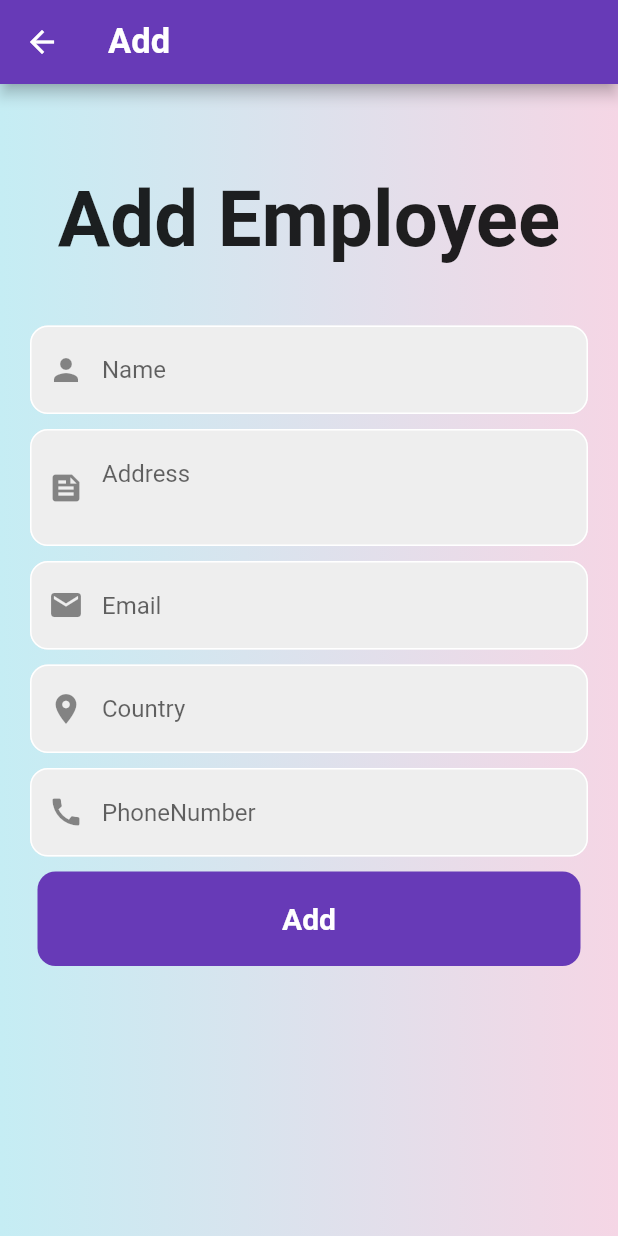
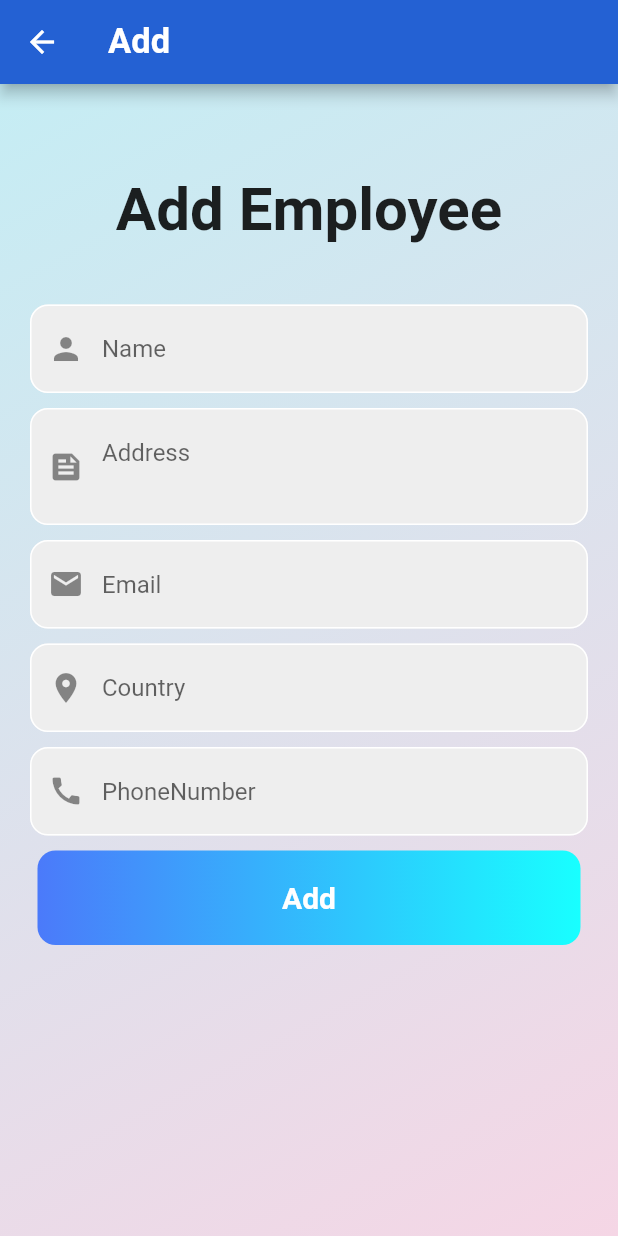
Before and after one commit to MohammedShan11/exactus_task, a Flutter app: the AddEmployee screen opened directly, on a phone screen of 412 x 824 dp. Run offline on Flutter 3.47's test engine with Material 2 defaults, Android fonts, the light colour scheme and no system bars; our stand-ins replace google_fonts; Roboto replaces fonts that are missing (Acme, Merienda).

Commit message:
update 1.4

```diff
--- a/lib/common/color.dart
+++ b/lib/common/color.dart
@@ -18,7 +18,10 @@ const violetlinear =
     LinearGradient(colors: [Color(0xFFE304C5), Color(0xFFCC73DC)]);
 const bluelinear = LinearGradient(colors: [bluecolor, Color(0xFF7D97C3)]);
 const greenlinear = LinearGradient(colors: [greencolor, Color(0xFF6CD887)]);
-const lightlinear =
-    LinearGradient(colors: [Color(0xffc5edf4), Color(0xfff5d6e5)]);
-const cyanlinear =
-    LinearGradient(colors: [Colors.greenAccent, Colors.cyanAccent]);
+const lightlinear = LinearGradient(
+    colors: [Color(0xffc5edf4), Color(0xfff5d6e5)],
+    begin: Alignment.topLeft,
+    end: Alignment.bottomRight);
+const cyanlinear = LinearGradient(
+    colors: [Color.fromARGB(255, 75, 122, 250), Colors.cyanAccent]);
+final appbar = Color.fromARGB(255, 36, 97, 211);
--- a/lib/screens/addemploy.dart
+++ b/lib/screens/addemploy.dart
@@ -54,10 +54,11 @@ class _AddEmployeeState extends State<AddEmployee> {
     return SafeArea(
       child: Scaffold(
         appBar: AppBar(
+            backgroundColor: appbar,
             title: Text(
-          "Add",
-          style: acme,
-        )),
+              "Add",
+              style: acme,
+            )),
         body: Container(
           height: double.infinity,
           width: double.infinity,
@@ -74,8 +75,7 @@ class _AddEmployeeState extends State<AddEmployee> {
                   child: Column(children: [
                     Text(
                       "Add Employee",
-                      style:
-                          TextStyle(fontSize: 52, fontWeight: FontWeight.bold),
+                      style: heading,
                     ),
                     sbh40,
                     Padding(
@@ -186,7 +186,7 @@ class _AddEmployeeState extends State<AddEmployee> {
                     Padding(
                       padding: const EdgeInsets.symmetric(horizontal: 20),
                       child: TextFormField(
-                        keyboardType: TextInputType.text,
+                        keyboardType: TextInputType.number,
                         validator: (value) {
                           return Validate.numberValidator(value!);
                         },
@@ -214,7 +214,7 @@ class _AddEmployeeState extends State<AddEmployee> {
                       child: Container(
                         padding: EdgeInsets.all(20),
                         decoration: BoxDecoration(
-                          color: Colors.deepPurple,
+                          gradient: cyanlinear,
                           borderRadius: BorderRadius.circular(12),
                         ),
                         child: InkWell(
--- a/lib/screens/auth/loginpage.dart
+++ b/lib/screens/auth/loginpage.dart
@@ -36,7 +36,7 @@ class _LoginPageState extends State<LoginPage> {
       var result = jsonDecode(response.body)["message"];
       print(result);
       if (result == "user successfully logged in") {
-        Navigator.push(
+        Navigator.pushReplacement(
             context, MaterialPageRoute(builder: (context) => HomePage()));
         snackbar("Login Successful", Colors.green);
       } else {
@@ -125,7 +125,7 @@ class _LoginPageState extends State<LoginPage> {
                       child: Container(
                         padding: EdgeInsets.all(20),
                         decoration: BoxDecoration(
-                          color: Colors.deepPurple,
+                          gradient: cyanlinear,
                           borderRadius: BorderRadius.circular(12),
                         ),
                         child: InkWell(
--- a/lib/screens/editpage.dart
+++ b/lib/screens/editpage.dart
@@ -81,6 +81,7 @@ class _EditPageState extends State<EditPage> {
     return SafeArea(
       child: Scaffold(
         appBar: AppBar(
+          backgroundColor: appbar,
           title: Text(
             "Edit",
             style: acme,
@@ -102,8 +103,7 @@ class _EditPageState extends State<EditPage> {
                     sbh80,
                     Text(
                       "Edit Details",
-                      style:
-                          TextStyle(fontSize: 52, fontWeight: FontWeight.bold),
+                      style: heading,
                     ),
                     sbh40,
                     Padding(
@@ -242,7 +242,7 @@ class _EditPageState extends State<EditPage> {
                       child: Container(
                         padding: EdgeInsets.all(20),
                         decoration: BoxDecoration(
-                          color: Colors.deepPurple,
+                          gradient: cyanlinear,
                           borderRadius: BorderRadius.circular(12),
                         ),
                         child: InkWell(
```
Also changed, not shown: lib/common/textstyles.dart (+5 -8 lines), lib/screens/auth/registration.dart (+7 -8 lines), lib/screens/homepage.dart (+23 -14 lines).
